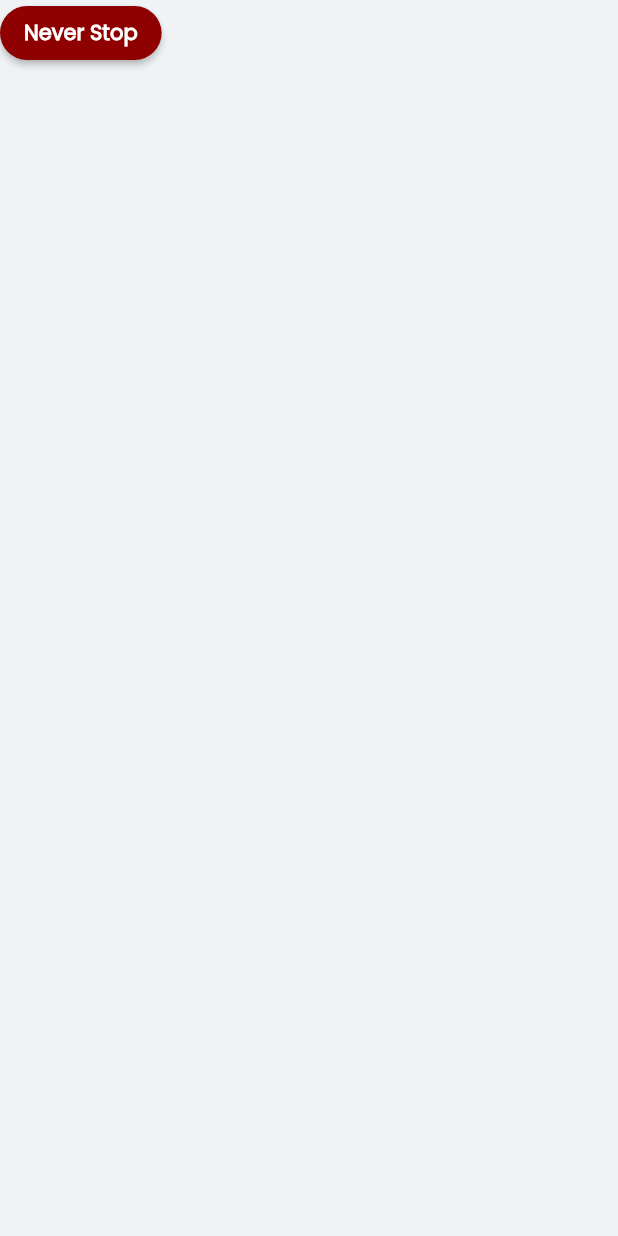
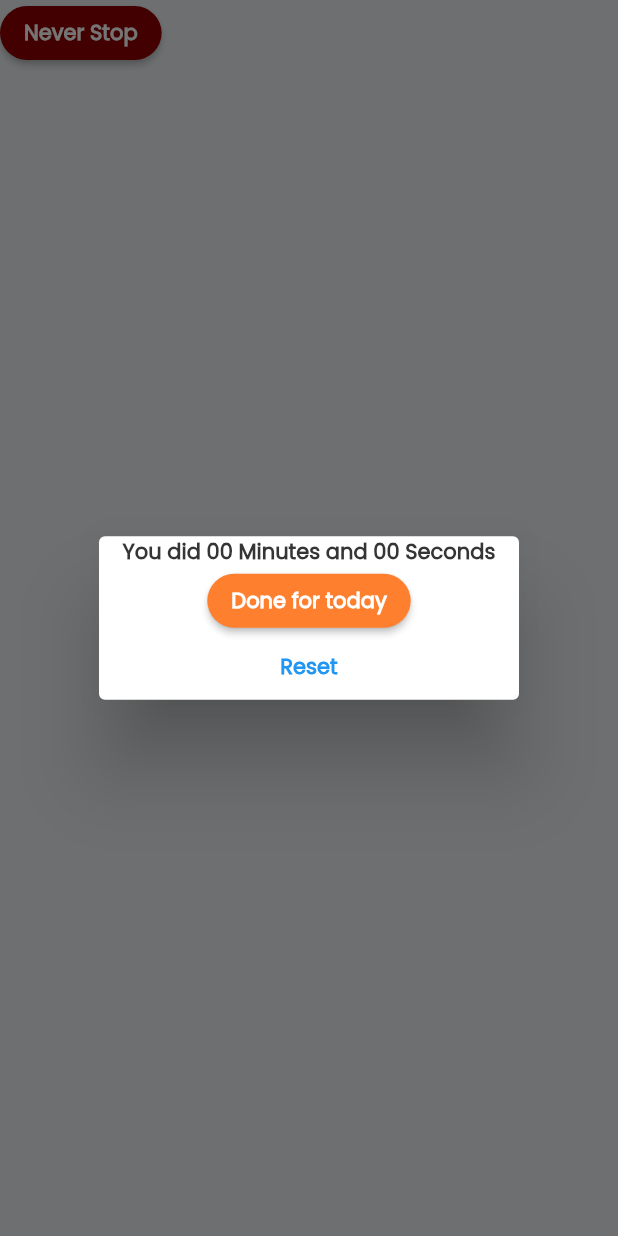
Before and after one commit to sagarkarki92/plank_me, a Flutter app: the Button widget shown alone on an empty page, opened directly, after a tap on "Let's Start", after a tap on "Never Stop", on a phone screen of 412 x 824 dp. Run offline on Flutter 3.47's test engine with Material 2 defaults, Android fonts, the light colour scheme and no system bars; our stand-ins replace bloc, flutter_bloc, flutter_local_notifications, flutter_native_timezone, font_awesome_flutter, freezed_annotation and 4 more; accounts and stored records are empty; statements that could not run were skipped.

Commit message:
cleanup in timer

```diff
--- a/lib/presentation/timer/ui/widgets/button.dart
+++ b/lib/presentation/timer/ui/widgets/button.dart
@@ -6,7 +6,19 @@ import 'package:plank_me/presentation/ui_utils/colors.dart';
 class Button extends StatelessWidget {
   @override
   Widget build(BuildContext context) {
-    return BlocBuilder<TimerCubit, TimerState>(
+    return BlocListener<TimerCubit, TimerState>(
+      listener: (context, state) {
+        state.maybeWhen(
+            stop: (timerValue, completedTime) => showDialog(
+                  context: context,
+                  builder: (_) => _TimerDialog(
+                    timerValue: timerValue,
+                    completedTime: completedTime,
+                  ),
+                ),
+            orElse: () {});
+      },
+      child: BlocBuilder<TimerCubit, TimerState>(
         builder: (context, state) {
           return state is Initial
               ? ElevatedButton(
@@ -26,6 +38,42 @@ class Button extends StatelessWidget {
                   },
                 );
         },
+      ),
     );
   }
 }
+
+class _TimerDialog extends StatelessWidget {
+  final String timerValue;
+  final String completedTime;
+
+  const _TimerDialog({
+    Key? key,
+    required this.timerValue,
+    required this.completedTime,
+  }) : super(key: key);
+  @override
+  Widget build(BuildContext context) {
+    return Dialog(
+      child: Column(
+        mainAxisSize: MainAxisSize.min,
+        children: [
+          Text('You did $completedTime'),
+          ElevatedButton(
+              child: const Text('Done for today'),
+              onPressed: () {
+                context.read<TimerCubit>().donePlanking();
+                Navigator.pop(context);
+              }),
+          TextButton(
+            onPressed: () {
+              context.read<TimerCubit>().resetPlankWatch();
+              Navigator.of(context).pop();
+            },
+            child: const Text('Reset'),
+          )
+        ],
+      ),
+    );
+  }
+}
```
Also changed, not shown: lib/presentation/timer/ui/timer_screen.dart (+8 -10 lines), lib/presentation/timer/ui/widgets/plank_timer.dart (+7 -36 lines). Lines whose indentation alone changed are shown as unchanged.
